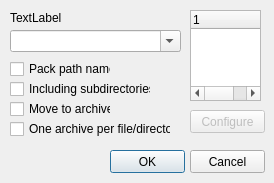
This is FileCommander/FileSystem/Archive/PackFilesDialog.ui in martin-kudlicka/file-commander as Qt 5 draws it before an edit. The edited form follows.
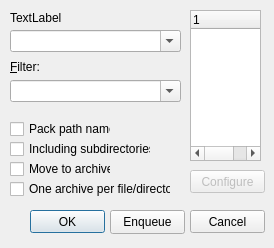
This is the edited form.

Commit message: * operation parameters restructured * archive name corrected when archiving more than one source + pack files dialog file filter

Patch:
```diff
--- a/FileCommander/FileSystem/Archive/PackFilesDialog.ui
+++ b/FileCommander/FileSystem/Archive/PackFilesDialog.ui
@@ -6,7 +6,7 @@
     <x>0</x>
     <y>0</y>
     <width>274</width>
-    <height>183</height>
+    <height>248</height>
    </rect>
   </property>
   <property name="windowTitle" >
@@ -32,7 +32,7 @@
    <property name="geometry" >
     <rect>
      <x>10</x>
-     <y>60</y>
+     <y>120</y>
      <width>101</width>
      <height>18</height>
     </rect>
@@ -45,7 +45,7 @@
    <property name="geometry" >
     <rect>
      <x>10</x>
-     <y>80</y>
+     <y>140</y>
      <width>141</width>
      <height>18</height>
     </rect>
@@ -58,7 +58,7 @@
    <property name="geometry" >
     <rect>
      <x>10</x>
-     <y>100</y>
+     <y>160</y>
      <width>101</width>
      <height>18</height>
     </rect>
@@ -71,7 +71,7 @@
    <property name="geometry" >
     <rect>
      <x>10</x>
-     <y>120</y>
+     <y>180</y>
      <width>161</width>
      <height>18</height>
     </rect>
@@ -86,7 +86,7 @@
      <x>190</x>
      <y>10</y>
      <width>71</width>
-     <height>91</height>
+     <height>151</height>
     </rect>
    </property>
    <property name="selectionBehavior" >
@@ -107,8 +107,8 @@
   <widget class="QPushButton" name="qpbOK" >
    <property name="geometry" >
     <rect>
-     <x>110</x>
-     <y>150</y>
+     <x>30</x>
+     <y>210</y>
      <width>75</width>
      <height>23</height>
     </rect>
@@ -121,7 +121,7 @@
    <property name="geometry" >
     <rect>
      <x>190</x>
-     <y>150</y>
+     <y>210</y>
      <width>75</width>
      <height>23</height>
     </rect>
@@ -150,7 +150,7 @@
    <property name="geometry" >
     <rect>
      <x>190</x>
-     <y>110</y>
+     <y>170</y>
      <width>75</width>
      <height>23</height>
     </rect>
@@ -159,6 +159,48 @@
     <string>Configure</string>
    </property>
   </widget>
+  <widget class="QPushButton" name="qpbEnqueue" >
+   <property name="geometry" >
+    <rect>
+     <x>110</x>
+     <y>210</y>
+     <width>75</width>
+     <height>24</height>
+    </rect>
+   </property>
+   <property name="text" >
+    <string>Enqueue</string>
+   </property>
+  </widget>
+  <widget class="QComboBox" name="qcbFilter" >
+   <property name="geometry" >
+    <rect>
+     <x>10</x>
+     <y>80</y>
+     <width>171</width>
+     <height>22</height>
+    </rect>
+   </property>
+   <property name="editable" >
+    <bool>true</bool>
+   </property>
+  </widget>
+  <widget class="QLabel" name="label_2" >
+   <property name="geometry" >
+    <rect>
+     <x>10</x>
+     <y>60</y>
+     <width>46</width>
+     <height>14</height>
+    </rect>
+   </property>
+   <property name="text" >
+    <string>&amp;Filter:</string>
+   </property>
+   <property name="buddy" >
+    <cstring>qcbFilter</cstring>
+   </property>
+  </widget>
  </widget>
  <resources/>
  <connections>
```
The commit also changes 6 other files.
